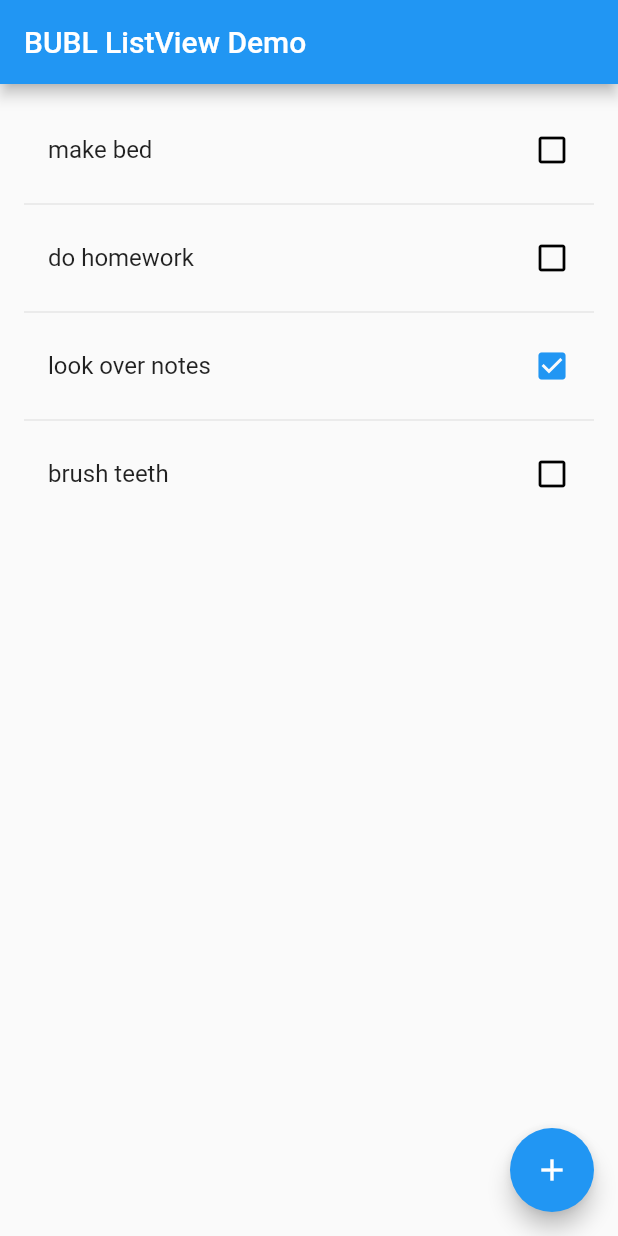
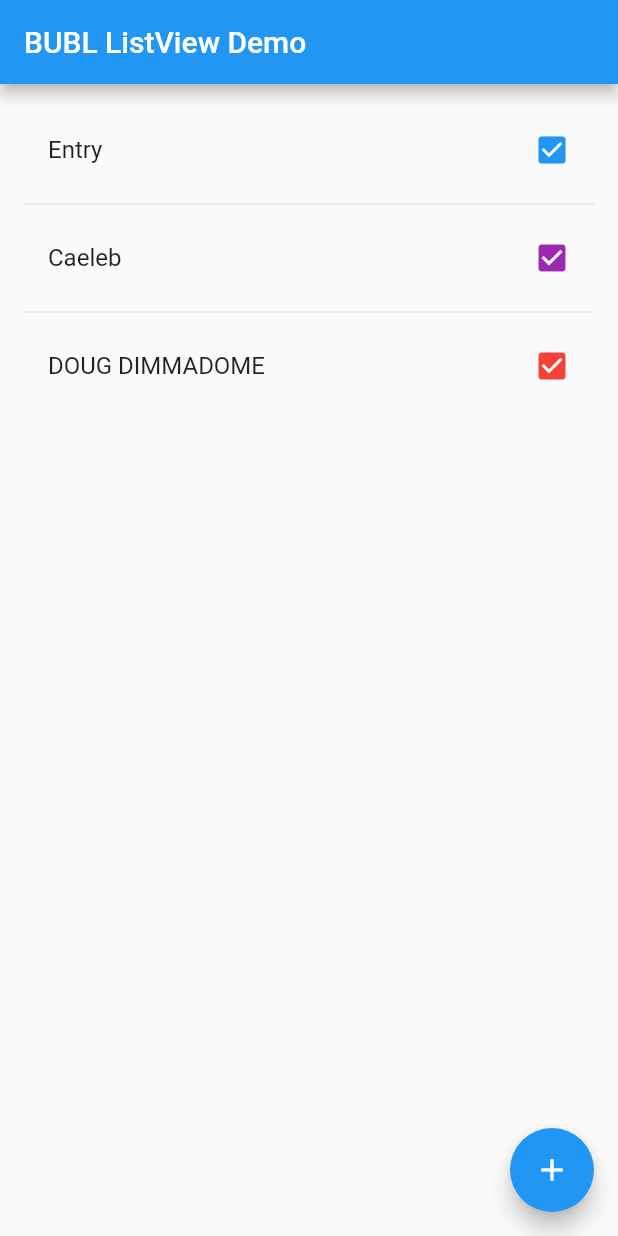
Before and after one commit to a-eastman/Self-Management-App, a Flutter app: the MyHomePage screen opened directly, after a tap on the "add" icon, on a phone screen of 412 x 824 dp. Run offline on Flutter 3.47's test engine with Material 2 defaults, Android fonts, the phone set to English and light mode, and no system bars.

Commit message:
Created list view that works with the bubble as widget in different class. Haven't implemented switching views from list to bubble view and still using action button to add new bubble.

```diff
--- a/lib/bubbles.dart
+++ b/lib/bubbles.dart
@@ -302,4 +302,9 @@ class BubblesList {
 
     return fillers;
   }
+
+  //Sorts with the largest size first
+  void orderBubbles(){
+    _myList.sort((a, b) => b.getSize().compareTo(a.getSize()));
+  }
 }
--- a/lib/listView.dart
+++ b/lib/listView.dart
@@ -1,4 +1,5 @@
 import 'package:flutter/material.dart';
+import 'bubbles.dart';
 
 void main() => runApp(MyApp());
 
@@ -26,27 +27,39 @@ class MyHomePage extends StatefulWidget {
 }
 
 class _MyHomePageState extends State<MyHomePage> {
-  List<Widget> _myList;
-  TaskList _tList;
+  BubblesList _myList;
+  Bubble b0;
+  Bubble b1;
+  Bubble b2;
 
   _MyHomePageState(){
 
-    this._tList = new TaskList(4);
+    this._myList = new BubblesList();
     genList();
   }
 
 
   void genList(){
-    _tList.addElement(new Task("make bed","", 2, false));
-    _tList.addElement(new Task("do homework","PRV", 5, false));
-    _tList.addElement(new Task("look over notes","all clases", 4, true));
-    _tList.addElement(new Task("brush teeth","", 3, false));
+    b0 = new Bubble("Caeleb", "Nasoff", Colors.purple, 150.0, true, 50.0, 50.0, 0.8);
+    b1 = new Bubble.defaultBubble();
+    b2 = new Bubble("DOUG DIMMADOME",
+        "OWNER OF THE DIMSDALE DIMMADOME",
+        Colors.red,
+        200.0,
+        true,
+        0.2,
+        0.2,
+        1.0
+    );
+    _myList.addBubble(b1);
+    _myList.addBubble(b0);
+    _myList.addBubble(b2);
   }
 
   Widget _buildTasks() {
     return new ListView.builder(
         padding: const EdgeInsets.all(16.0),
-        itemCount: _tList.getLength() * 2 - 1,
+        itemCount: _myList.getSize() * 2 - 1,
         itemBuilder: (BuildContext _context, int i) {
           // Add a one-pixel-high divider widget before each row
           // in the ListView.
@@ -54,7 +67,7 @@ class _MyHomePageState extends State<MyHomePage> {
             return new Divider();
           }
           final int index = i ~/ 2;
-          return _buildRow(_tList.getElement(index));
+          return _buildRow(_myList.getBubbleAt(index));
         }
     );
   }
@@ -78,29 +91,29 @@ class _MyHomePageState extends State<MyHomePage> {
   }
 
 
-  Widget _buildRow(Task task) {
-    final bool alreadyCompleted = task.getCompleted();
+  Widget _buildRow(Bubble bubble) {
+    final bool alreadyCompleted = bubble.getPressed();
 
     return new ListTile(
       title: new Text(
-        task.getName(),
+        bubble.getEntry(),
       ),
       trailing: new Icon(
         alreadyCompleted ? Icons.check_box : Icons.check_box_outline_blank,
-        color: alreadyCompleted ? Colors.blue : Colors.black,
+        color: alreadyCompleted ? bubble.getColor() : Colors.black,
       ),
       onTap: () {
         setState(() {
-          task.changeCompleted();
+          bubble.changePressed();
         });
       },
       onLongPress: (){
-        _pushDetail(task);
+        _pushDetail(bubble);
       },
     );
   }
 
-  void _pushDetail(Task task){
+  void _pushDetail(Bubble bubble){
     final TextStyle _biggerFont = const TextStyle(fontSize: 18.0);
     Navigator.of(context).push(
       new MaterialPageRoute<void>(   // Add 20 lines from here...
@@ -117,10 +130,10 @@ class _MyHomePageState extends State<MyHomePage> {
                   mainAxisAlignment: MainAxisAlignment.spaceEvenly,
                   crossAxisAlignment: CrossAxisAlignment.start,
                   children: <Widget>[
-                    Text("Task Name: " + task.getName(), style: _biggerFont),
-                    Text("Description: " + task.getDescription(),  style: _biggerFont),
-                    Text("Priority: " + task.getPriority().toString(),  style: _biggerFont),
-                    Text("Completed: " + task.getCompleted().toString(),  style: _biggerFont),
+                    Text("Title: " + bubble.getEntry(), style: _biggerFont),
+                    Text("Description: " + bubble.getDescription(),  style: _biggerFont),
+                    Text("Size: " + bubble.getSize().toString(),  style: _biggerFont),
+                    Text("Completed: " + bubble.getPressed().toString(),  style: _biggerFont),
                   ]
               ),
             ),
@@ -134,7 +147,7 @@ class _MyHomePageState extends State<MyHomePage> {
 }
 
 
-
+/**
 class Task {
   String _name;
   String _description;
@@ -227,4 +240,5 @@ class TaskList{
   void changeList(List<Task> nList){
     _myList = nList;
   }
-}
+    }
+    */
```
Also changed, not shown: lib/list_widget.dart (added, +193 -0 lines), lib/main.dart (+17 -6 lines).
